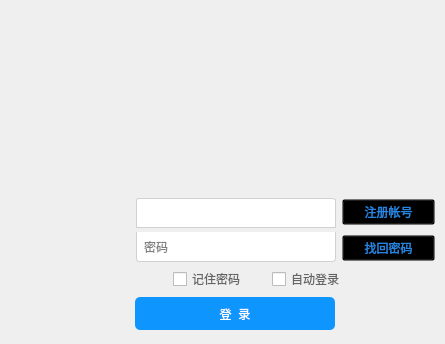
Old version of the form PatternKnowledgeEducationSystem/login.ui in the repository JosanSun/NewGenerationNetworkEducation.
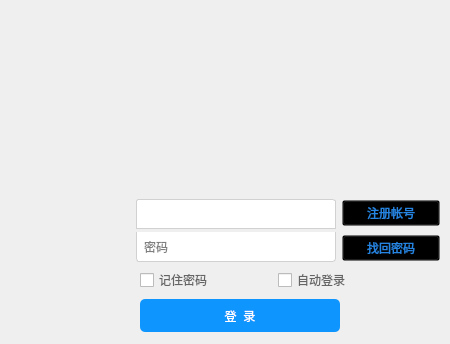
New version of the form. Icons and pictures are not drawn.

```diff
--- a/PatternKnowledgeEducationSystem/login.ui
+++ b/PatternKnowledgeEducationSystem/login.ui
@@ -278,13 +278,13 @@
      <item>
       <layout class="QVBoxLayout" name="verticalLayout_2">
        <property name="spacing">
-        <number>10</number>
+        <number>5</number>
        </property>
        <property name="topMargin">
-        <number>5</number>
+        <number>0</number>
        </property>
        <property name="bottomMargin">
-        <number>5</number>
+        <number>0</number>
        </property>
        <item>
         <spacer name="verticalSpacer_3">
@@ -381,9 +381,12 @@
        <property name="orientation">
         <enum>Qt::Horizontal</enum>
        </property>
+       <property name="sizeType">
+        <enum>QSizePolicy::Fixed</enum>
+       </property>
        <property name="sizeHint" stdset="0">
         <size>
-         <width>40</width>
+         <width>140</width>
          <height>20</height>
         </size>
        </property>
@@ -441,7 +444,7 @@
        </property>
        <property name="sizeHint" stdset="0">
         <size>
-         <width>100</width>
+         <width>60</width>
          <height>20</height>
         </size>
        </property>
@@ -456,9 +459,12 @@
        <property name="orientation">
         <enum>Qt::Horizontal</enum>
        </property>
+       <property name="sizeType">
+        <enum>QSizePolicy::Fixed</enum>
+       </property>
        <property name="sizeHint" stdset="0">
         <size>
-         <width>40</width>
+         <width>140</width>
          <height>20</height>
         </size>
        </property>
```
